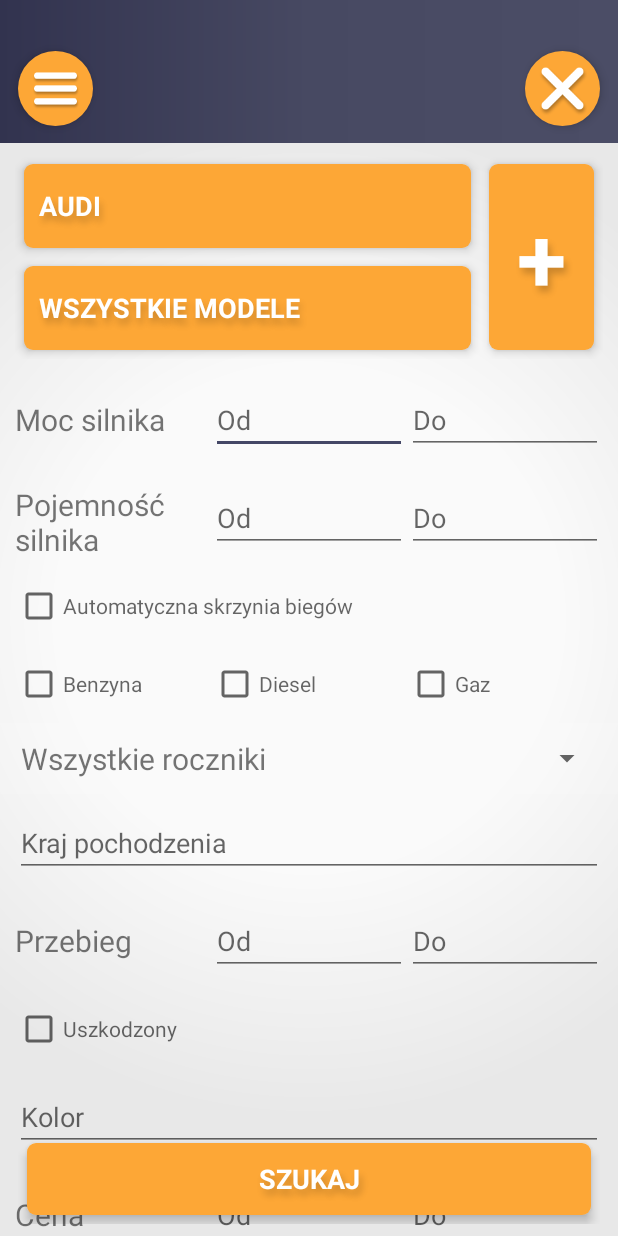
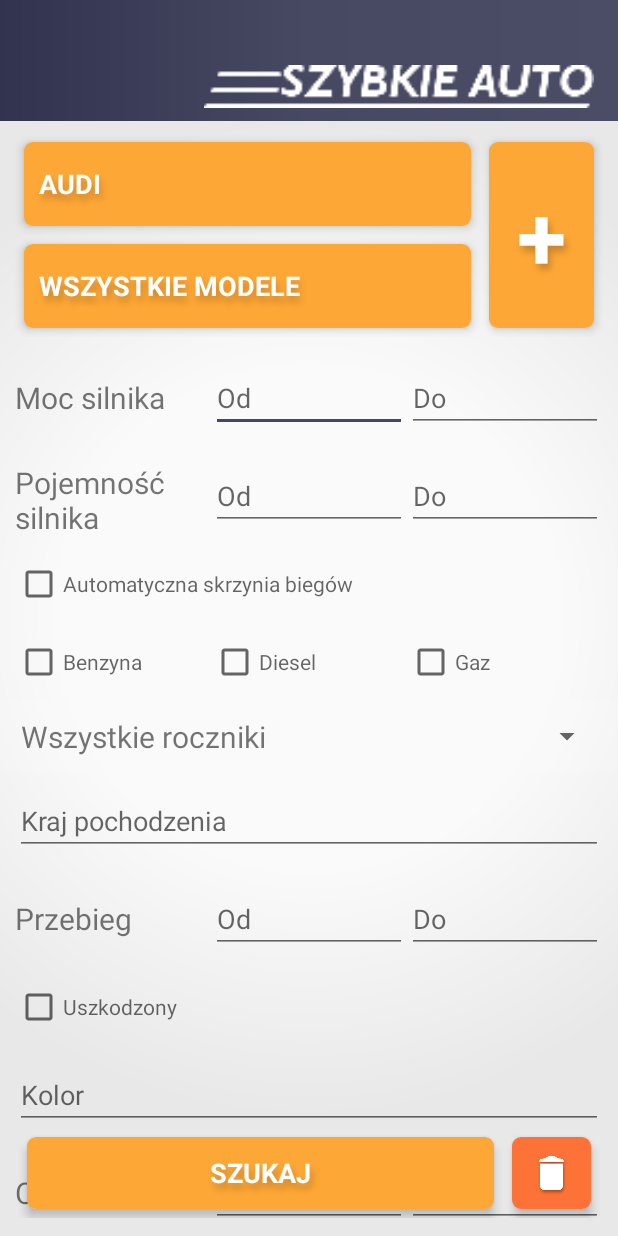
Before and after one commit to emskypl/Autka, an Android app: the screen it shows after launch (MainActivity), on a phone screen of 412 x 824 dp. Run offline under Robolectric (Android 15) with nearby library versions, the phone set to English and light mode, and no system bars.

Commit message:
DH 10.01.2020

```diff
--- /dev/null
+++ b/app/src/main/res/drawable-xxhdpi/red_template.xml
@@ -0,0 +1,39 @@
+<?xml version="1.0" encoding="utf-8"?>
+<selector xmlns:android="http://schemas.android.com/apk/res/android">
+
+    <item>
+        <layer-list>
+            <item>
+
+                <shape>
+                    <gradient
+                        android:angle="90"
+                        android:endColor="@color/colorWarning"
+                        android:startColor="@color/colorWarning"
+                        android:type="linear"
+                        />
+
+                    <stroke
+                        android:width="0dp"
+                        android:color="@color/colorWarning"
+                        />
+
+                    <corners
+                        android:radius="6dp"
+                        />
+
+                    <padding
+                        android:bottom="2dp"
+                        android:left="2dp"
+                        android:right="2dp"
+                        android:top="2dp"
+                        />
+                </shape>
+
+            </item>
+
+        </layer-list>
+    </item>
+
+
+</selector>
--- a/app/src/main/res/layout/activity_main.xml
+++ b/app/src/main/res/layout/activity_main.xml
@@ -15,72 +15,53 @@
     tools:context=".view.MainActivity"
 >
 
+    <RelativeLayout
+
+        android:id="@+id/statusBar"
+
+        app:layout_constraintTop_toTopOf="parent"
+        app:layout_constraintLeft_toLeftOf="parent"
+        app:layout_constraintRight_toRightOf="parent"
+
+        android:layout_width="match_parent"
+        android:layout_height="24dp"
+
+        android:background="@drawable/gradient_main"
+        />
+
     <!-- the toolbar -->
     <RelativeLayout
         android:id="@+id/toolbar_layout"
+
+        android:layout_below="@+id/statusBar"
 
         android:layout_width="match_parent"
         android:layout_height="wrap_content"
         android:minHeight="50dp"
 
-        android:paddingLeft="6dp"
-        android:paddingRight="6dp"
-        android:paddingTop="28dp"
+        android:paddingStart="6dp"
+        android:paddingEnd="16dp"
+
         android:paddingBottom="5dp"
+        android:paddingTop="16dp"
 
         android:background="@drawable/gradient_main"
         >
 
-        <Button
-            android:id="@+id/menuButton"
-            style="@style/orange_button_round"
+        <ImageView
+            android:id="@+id/logoMain"
 
-            android:layout_width="50dp"
-            android:layout_height="50dp"
+            android:layout_height="wrap_content"
+            android:layout_width="wrap_content"
 
-            android:layout_alignParentStart="true"
+            android:minHeight="35dp"
+            android:minWidth="260dp"
 
-            android:foreground="@drawable/ic_menu_test"
-            />
-
-        <!--ImageButton
-            android:id="@+id/menuButton"
-            android:src="@drawable/button_menu"
-            style="?android:attr/borderlessButtonStyle"
-            android:scaleType="centerCrop"
-            android:padding="0dp"
-
-            android:layout_width="40dp"
-            android:layout_height="40dp"
-
-            android:layout_alignParentStart="true"
-            /-->
-
-            <Button
-                android:id="@+id/clearButton"
-
-                android:layout_width="50dp"
-                android:layout_height="50dp"
-
-                style="@style/orange_button_round"
 
             android:layout_alignParentEnd="true"
 
-                android:foreground="@drawable/ic_clear_test"
+            android:src="@drawable/napis"
             />
-
-        <!--ImageButton
-            android:id="@+id/clearButton"
-            android:src="@drawable/button_delete"
-            style="?android:attr/borderlessButtonStyle"
-            android:scaleType="centerCrop"
-            android:padding="0dp"
-
-            android:layout_width="40dp"
-            android:layout_height="40dp"
-
-            android:layout_alignParentEnd="true"
-            /-->
 
     </RelativeLayout>
 
@@ -480,7 +461,7 @@
 
         android:layout_alignParentBottom="true"
         android:layout_width="match_parent"
-        android:layout_height="wrap_content"
+        android:layout_height="80dp"
 
         android:background="#0FFF"
 
@@ -489,12 +470,20 @@
         android:paddingTop="8dp"
         android:paddingBottom="8dp"
         >
+
+        <LinearLayout
+            android:layout_width="match_parent"
+            android:layout_height="wrap_content"
+            >
+
             <Button
                 android:id="@+id/searchButton"
                 style="@style/orange_button"
 
                 android:layout_width="match_parent"
                 android:layout_height="wrap_content"
+
+                android:layout_weight="1"
 
                 android:text="Szukaj"
                 android:textAllCaps="true"
@@ -508,6 +497,24 @@
                 android:shadowRadius="5.7"
                 />
 
+            <ImageButton
+                android:id="@+id/clearButton"
+                style="@style/red_button"
+
+                android:layout_width="match_parent"
+                android:layout_height="match_parent"
+
+                android:layout_weight="5"
+
+                android:src="@drawable/ic_clear_test"
+                android:scaleType="fitCenter"
+
+                >
+            </ImageButton>
+
+        </LinearLayout>
+
     </RelativeLayout>
 
+
 </RelativeLayout>
--- a/app/src/main/res/layout/activity_result_of_search.xml
+++ b/app/src/main/res/layout/activity_result_of_search.xml
@@ -10,6 +10,11 @@
     <RelativeLayout
 
         android:id="@+id/statusBar"
+
+        app:layout_constraintTop_toTopOf="parent"
+        app:layout_constraintLeft_toLeftOf="parent"
+        app:layout_constraintRight_toRightOf="parent"
+
         android:layout_width="match_parent"
         android:layout_height="24dp"
 
--- a/app/src/main/res/layout/activity_welcome_page.xml
+++ b/app/src/main/res/layout/activity_welcome_page.xml
@@ -13,22 +13,61 @@
 
     android:background="@drawable/gradient_main"
 
-    tools:context=".view.WelcomeActivity">
+    tools:context=".view.WelcomeActivity"
+    >
+    <LinearLayout
+        android:id="@+id/logo_napis"
 
-    <android.support.v7.widget.AppCompatImageView
+        android:layout_width="wrap_content"
+        android:layout_height="wrap_content"
+
+        android:layout_centerVertical="true"
+        android:layout_centerHorizontal="true"
+
+        android:orientation="vertical"
+
+        android:layout_marginBottom="20dp"
+        >
+    <RelativeLayout
         android:id="@+id/logo"
 
         android:layout_width="wrap_content"
         android:layout_height="wrap_content"
 
-        android:minHeight="250dp"
+        >
+
+        <android.support.v7.widget.AppCompatImageView
+            android:layout_width="wrap_content"
+            android:layout_height="wrap_content"
+
+            android:layout_centerVertical="true"
+            android:layout_centerHorizontal="true"
+
+            android:src="@drawable/logo" />
+    </RelativeLayout>
+
+    <RelativeLayout
+        android:id="@+id/napis"
+
+        android:layout_width="wrap_content"
+        android:layout_height="wrap_content"
+        >
+    <android.support.v7.widget.AppCompatImageView
+        android:layout_width="wrap_content"
+        android:layout_height="wrap_content"
+
         android:minWidth="250dp"
+        android:minHeight="35dp"
 
         android:layout_centerVertical="true"
         android:layout_centerHorizontal="true"
 
-        android:src="@drawable/logo"
+        android:src="@drawable/napis"
+
+
         />
+    </RelativeLayout>
+</LinearLayout>
 
     <ProgressBar
         android:id="@+id/splashProgress"
@@ -39,10 +78,10 @@
 
         android:layout_centerVertical="true"
         android:layout_centerHorizontal="true"
-        android:layout_below="@+id/logo"
+        android:layout_below="@+id/logo_napis"
 
         android:layout_width="150dp"
         android:layout_height="wrap_content"
-        android:paddingTop="20dp"/>
+        android:paddingTop="35dp"/>
 
 </RelativeLayout>
--- a/app/src/main/res/values/colors.xml
+++ b/app/src/main/res/values/colors.xml
@@ -6,4 +6,5 @@
     <color name="colorAccent">#FDA736</color>
     <color name="accent_material_light">#444766</color>
     <color name="my_spinner_text_color">#FFF    </color>
+    <color name="colorWarning">#fd7236</color>
 </resources>
--- a/app/src/main/res/values/styles.xml
+++ b/app/src/main/res/values/styles.xml
@@ -59,6 +59,15 @@
         <item name="android:background">@drawable/orange_template</item>
     </style>
 
+    <style name="red_button">
+        <item name="android:layout_marginVertical">6dp</item>
+        <item name="android:layout_marginHorizontal">6dp</item>
+
+        <item name="android:stateListAnimator">@null</item>
+        <item name="android:elevation">4dp</item>
+        <item name="android:background">@drawable/red_template</item>
+    </style>
+
     <style name="orange_button_round">
         <item name="android:layout_marginVertical">6dp</item>
         <item name="android:layout_marginHorizontal">6dp</item>
```
Also changed, not shown: app/src/main/res/drawable-hdpi/ic_clear_test.png (added), app/src/main/res/drawable-hdpi/ic_delete.png (deleted), app/src/main/res/drawable-mdpi/ic_delete.png (deleted), app/src/main/res/drawable-xhdpi/ic_delete.png (deleted), app/src/main/res/drawable-xxhdpi/ic_clear_test.png (deleted), app/src/main/res/drawable-xxhdpi/ic_delete.png (deleted), app/src/main/res/drawable-xxhdpi/ic_link.png (deleted), app/src/main/res/drawable-xxhdpi/logo.png, app/src/main/res/drawable-xxhdpi/logo_napis.png (added), app/src/main/res/drawable-xxhdpi/napis.png (added), 1 other file. Lines whose indentation alone changed are shown as unchanged.
